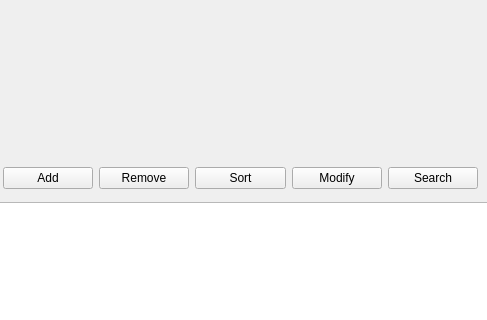
The window that SRC/mainwindow.ui (ryanewart/SDI) describes before a commit, drawn with Qt 5; both pictures show x 773 to 1260 and y 497 to 817 of the 1260 by 900 pixel window.
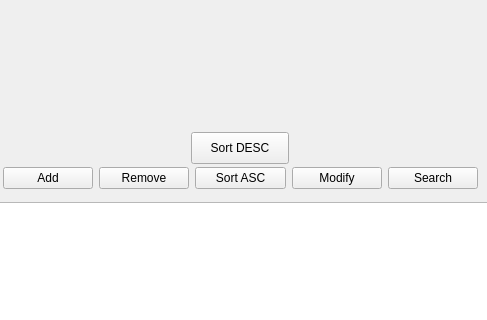
The same window after the commit.

```diff
--- a/SRC/mainwindow.ui
+++ b/SRC/mainwindow.ui
@@ -165,7 +165,7 @@
      <item>
       <widget class="QPushButton" name="btn_SortList">
        <property name="text">
-        <string>Sort</string>
+        <string>Sort ASC</string>
        </property>
       </widget>
      </item>
@@ -185,6 +185,19 @@
      </item>
     </layout>
    </widget>
+   <widget class="QPushButton" name="btn_SortList_3">
+    <property name="geometry">
+     <rect>
+      <x>964</x>
+      <y>610</y>
+      <width>98</width>
+      <height>32</height>
+     </rect>
+    </property>
+    <property name="text">
+     <string>Sort DESC</string>
+    </property>
+   </widget>
    <zorder>layoutWidget</zorder>
    <zorder>labelMainPic</zorder>
    <zorder>groupBox</zorder>
```
Left out of the diff: 1 changed line with no effect on the pictures.
